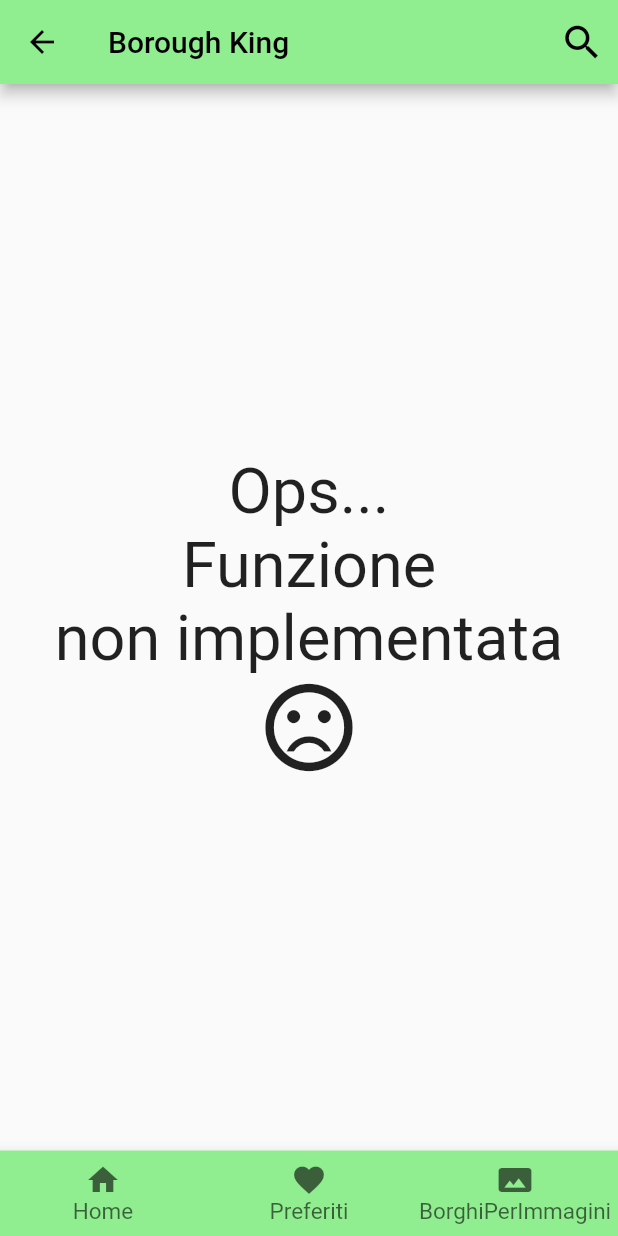
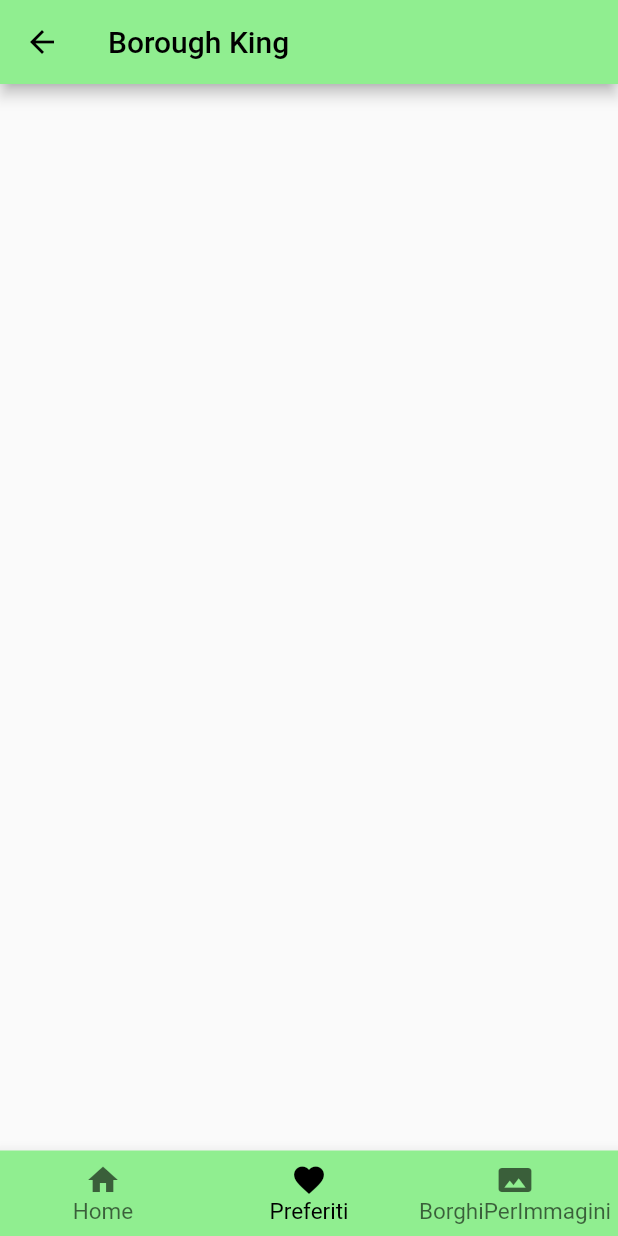
Before and after one commit to LorenzoCristini/borough_king, a Flutter app: the screen it shows after launch, item 2 of the bottom bar chosen, on a phone screen of 412 x 824 dp. Run offline on Flutter 3.47's test engine with Material 2 defaults, Android fonts, the light colour scheme and no system bars; network calls fail.

Commit message:
Aggiunto cartella widgets + bozza preferiti

```diff
--- /dev/null
+++ b/lib/widgets/preferiti.dart
@@ -0,0 +1,57 @@
+import 'dart:math';
+import 'package:borough_king/main.dart';
+import 'package:flutter/cupertino.dart';
+import 'package:flutter/foundation.dart';
+import "package:flutter/material.dart";
+
+class preferiti extends StatelessWidget {
+  @override
+  Widget build(BuildContext context) {
+    return Scaffold(
+        appBar: AppBar(
+        title: Text("Borough King", style: TextStyle(color: Colors.black)),
+    backgroundColor: Color(0xff90EE90),
+    iconTheme: IconThemeData(color: Colors.black)),
+      bottomNavigationBar: BottomNavigationBar(
+        // Server per inserire la barra inferiore
+        currentIndex: 1,
+        type: BottomNavigationBarType.fixed,
+        backgroundColor: Color(0xff90EE90),
+        selectedItemColor: Colors.black,
+        unselectedItemColor: Colors.black.withOpacity(.60),
+        selectedFontSize: 15,
+        unselectedFontSize: 15,
+        onTap: (value) {
+          // Respond to item press.
+          //Ogni bottone ha un indice e gli indici partono da 0 quindi il primo è la home e gli altri a seguire
+          if (value == 0) {
+            Navigator.push(
+              context,
+              MaterialPageRoute(builder: (context) => HomePage()),
+            );
+          } else if (value > 0) {
+            Navigator.push(
+              context,
+              MaterialPageRoute(builder: (context) => preferiti()),
+            );
+          }
+        },
+        items: [
+          BottomNavigationBarItem(
+            label: 'Home',
+            icon: Icon(Icons.home),
+          ),
+          BottomNavigationBarItem(
+            label: 'Preferiti',
+            icon: Icon(Icons.favorite),
+          ),
+          BottomNavigationBarItem(
+            label: 'BorghiPerImmagini',
+            icon: Icon(Icons.panorama),
+          ),
+        ],
+      ),
+    );
+
+  }
+}
```
Also changed, not shown: lib/main.dart (+4 -3 lines).
